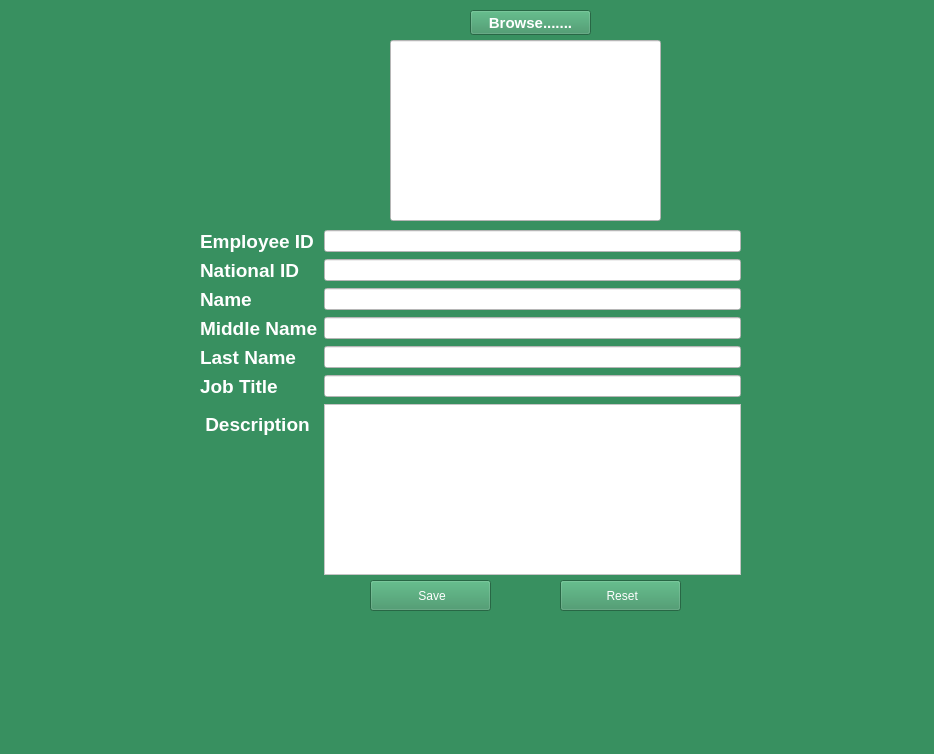
Old version of the form addgardener.ui in the repository Rabsoninnora/RoseGardenPlantCareSystem.
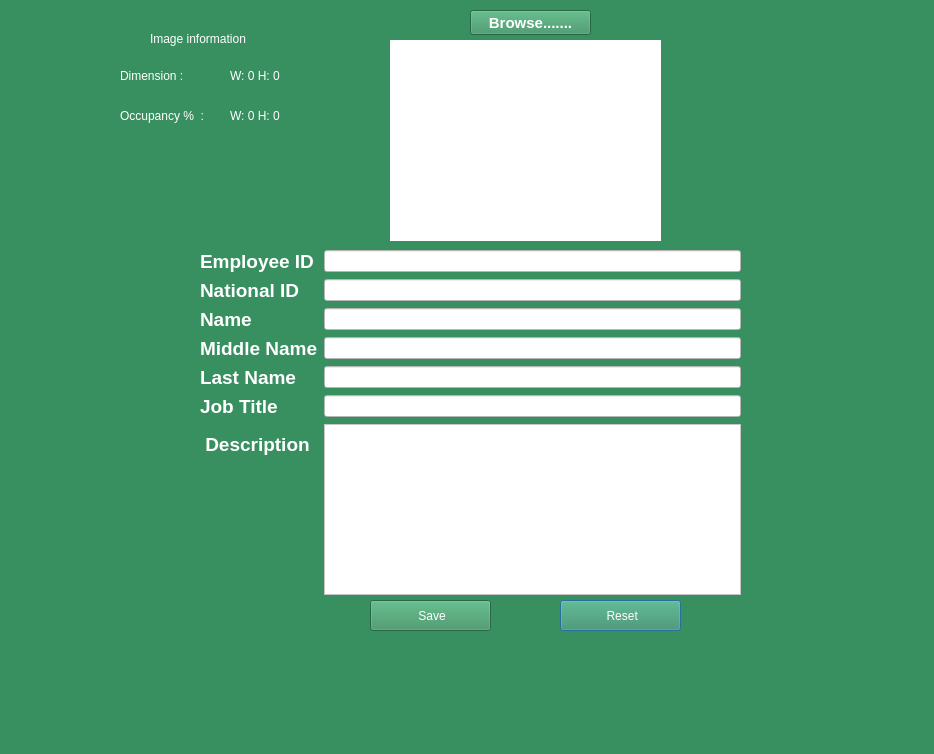
New version of the form.

Commit message: Worked on image procesing on the addgardener source file

```diff
--- a/addgardener.ui
+++ b/addgardener.ui
@@ -16,43 +16,11 @@
   <property name="styleSheet">
    <string notr="true">background-color: rgb(56, 144, 96);</string>
   </property>
-  <widget class="QLineEdit" name="load_Image">
-   <property name="geometry">
-    <rect>
-     <x>390</x>
-     <y>40</y>
-     <width>271</width>
-     <height>181</height>
-    </rect>
-   </property>
-   <property name="styleSheet">
-    <string notr="true">background-color: rgb(255, 255, 255);</string>
-   </property>
-  </widget>
-  <widget class="QPushButton" name="btnBrowse">
-   <property name="geometry">
-    <rect>
-     <x>300</x>
-     <y>-30</y>
-     <width>121</width>
-     <height>25</height>
-    </rect>
-   </property>
-   <property name="font">
-    <font>
-     <pointsize>11</pointsize>
-     <bold>true</bold>
-    </font>
-   </property>
-   <property name="text">
-    <string>Browse.......</string>
-   </property>
-  </widget>
   <widget class="QWidget" name="formLayoutWidget">
    <property name="geometry">
     <rect>
      <x>200</x>
-     <y>230</y>
+     <y>250</y>
      <width>541</width>
      <height>345</height>
     </rect>
@@ -225,7 +193,7 @@
    <property name="geometry">
     <rect>
      <x>560</x>
-     <y>580</y>
+     <y>600</y>
      <width>121</width>
      <height>31</height>
     </rect>
@@ -242,7 +210,7 @@
    <property name="geometry">
     <rect>
      <x>370</x>
-     <y>580</y>
+     <y>600</y>
      <width>121</width>
      <height>31</height>
     </rect>
@@ -277,6 +245,102 @@
     <string>Browse.......</string>
    </property>
   </widget>
+  <widget class="QLabel" name="image_information">
+   <property name="geometry">
+    <rect>
+     <x>150</x>
+     <y>30</y>
+     <width>151</width>
+     <height>17</height>
+    </rect>
+   </property>
+   <property name="styleSheet">
+    <string notr="true">color: rgb(255, 255, 255);</string>
+   </property>
+   <property name="text">
+    <string>Image information</string>
+   </property>
+  </widget>
+  <widget class="QLabel" name="Dimesion_label">
+   <property name="geometry">
+    <rect>
+     <x>120</x>
+     <y>60</y>
+     <width>91</width>
+     <height>31</height>
+    </rect>
+   </property>
+   <property name="styleSheet">
+    <string notr="true">color: rgb(255, 255, 255);</string>
+   </property>
+   <property name="text">
+    <string>Dimension :</string>
+   </property>
+  </widget>
+  <widget class="QLabel" name="percentDarkLable">
+   <property name="geometry">
+    <rect>
+     <x>120</x>
+     <y>100</y>
+     <width>111</width>
+     <height>31</height>
+    </rect>
+   </property>
+   <property name="styleSheet">
+    <string notr="true">color: rgb(255, 255, 255);</string>
+   </property>
+   <property name="text">
+    <string>Occupancy %  :</string>
+   </property>
+  </widget>
+  <widget class="QLabel" name="dms">
+   <property name="geometry">
+    <rect>
+     <x>230</x>
+     <y>60</y>
+     <width>111</width>
+     <height>31</height>
+    </rect>
+   </property>
+   <property name="styleSheet">
+    <string notr="true">color: rgb(255, 255, 255);</string>
+   </property>
+   <property name="text">
+    <string>W: 0 H: 0</string>
+   </property>
+  </widget>
+  <widget class="QLabel" name="pDark">
+   <property name="geometry">
+    <rect>
+     <x>230</x>
+     <y>100</y>
+     <width>101</width>
+     <height>31</height>
+    </rect>
+   </property>
+   <property name="styleSheet">
+    <string notr="true">color: rgb(255, 255, 255);</string>
+   </property>
+   <property name="text">
+    <string>W: 0 H: 0</string>
+   </property>
+  </widget>
+  <widget class="QLabel" name="load_image">
+   <property name="geometry">
+    <rect>
+     <x>390</x>
+     <y>40</y>
+     <width>271</width>
+     <height>201</height>
+    </rect>
+   </property>
+   <property name="styleSheet">
+    <string notr="true">background-color: rgb(255, 255, 255);</string>
+   </property>
+   <property name="text">
+    <string/>
+   </property>
+  </widget>
  </widget>
  <resources/>
  <connections/>
```
The commit also changes 3 other files.
